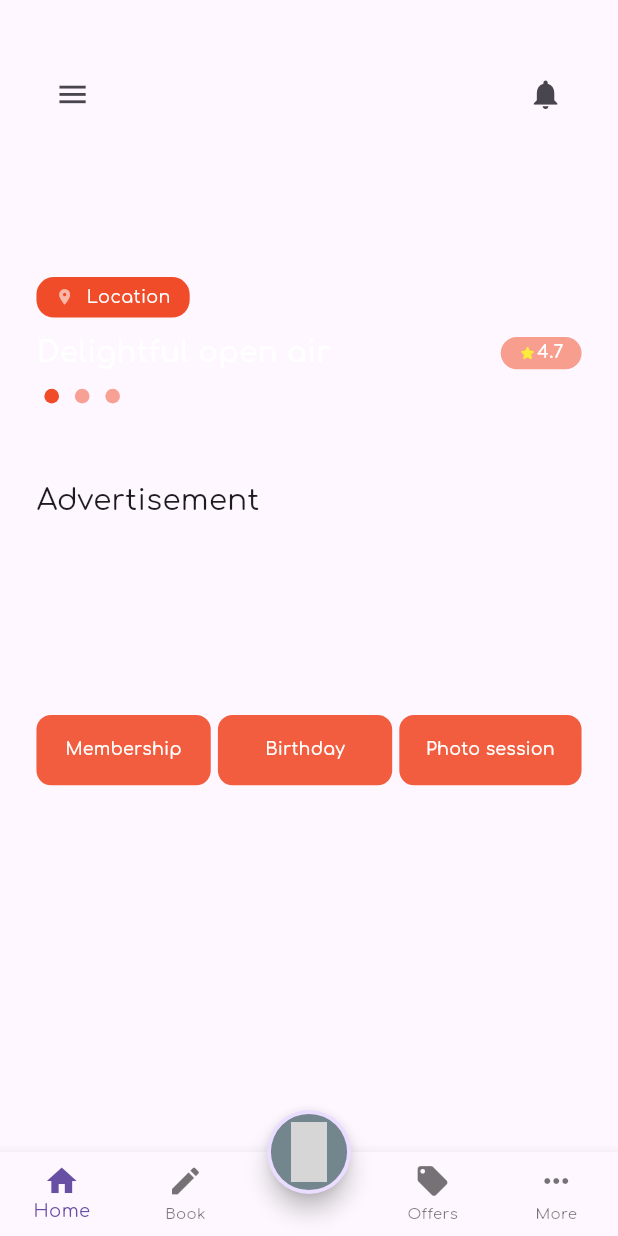
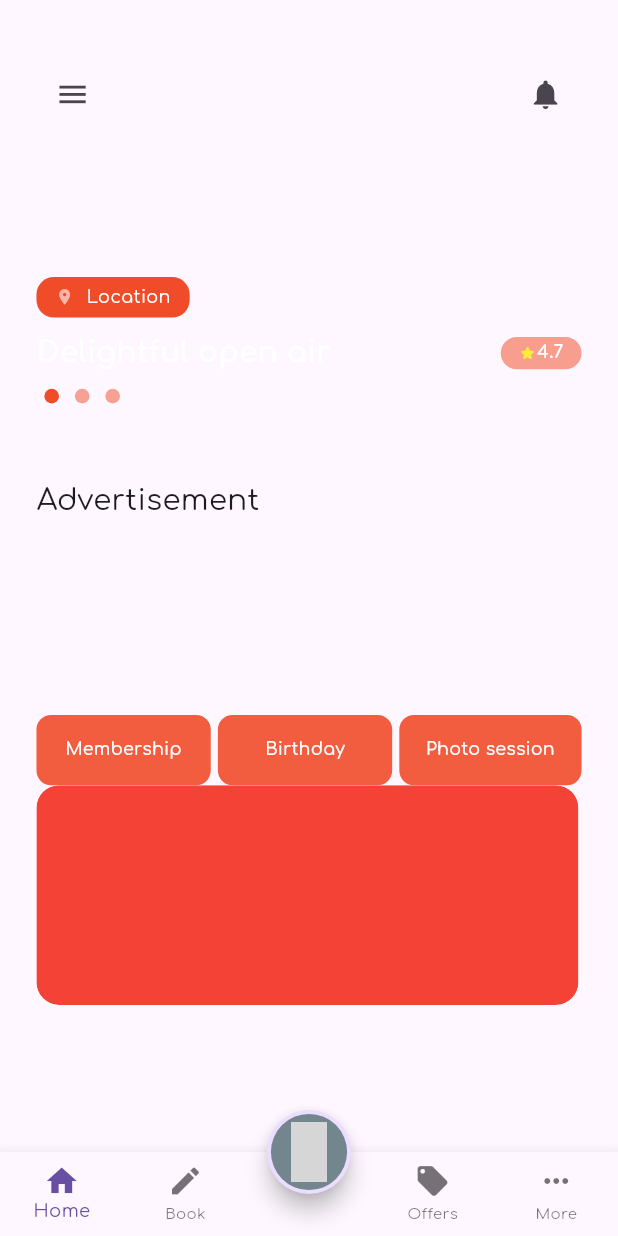
Before and after one commit to AhmedYasserww/shaghaf_app, a Flutter app: the HomeView screen opened by its route, after a tap on the "menu" icon, after a tap on the "notifications" icon, on a phone screen of 412 x 824 dp. Run offline on Flutter 3.47's test engine with Material 3 defaults, Android fonts, the light colour scheme and no system bars; drawn by our look-alikes of carousel_slider; our stand-ins replace flutter_otp_text_field, flutter_screenutil, flutter_svg, go_router, google_fonts; grey boxes are pictures that could not be loaded.

Commit message:
add some of clip path

```diff
--- a/lib/features/home/presentation/views/home_view.dart
+++ b/lib/features/home/presentation/views/home_view.dart
@@ -8,7 +8,7 @@ class HomeView extends StatelessWidget {
   const HomeView({super.key});
   @override
   Widget build(BuildContext context) {
-    return  Scaffold(
+    return  const Scaffold(
       drawer:CustomDrawerItem(),
         bottomNavigationBar: CustomBottomNavigationBar(),
         floatingActionButtonLocation: FloatingActionButtonLocation.centerDocked,
--- a/lib/features/home/presentation/views/widgets/home_view_widgets/home_view_details.dart
+++ b/lib/features/home/presentation/views/widgets/home_view_widgets/home_view_details.dart
@@ -1,5 +1,6 @@
 import 'package:flutter/material.dart';
 import 'package:flutter_screenutil/flutter_screenutil.dart';
+import 'package:shagaf/core/utils/assets.dart';
 import 'package:shagaf/core/utils/styles.dart';
 import 'package:shagaf/core/widgets/custom_indicator.dart';
 import 'home_view_advertisments_list.dart';
@@ -44,7 +45,6 @@ class HomeViewDetails extends StatelessWidget {
           SizedBox(
             height: 52.h,
           ),
-
           Text(
             "Advertisement",
             style: Styles.textStyle20.copyWith(fontWeight: FontWeight.w400),
@@ -55,8 +55,61 @@ class HomeViewDetails extends StatelessWidget {
           ),
           const HomeViewRowButtons(),
 
+          // ClipPath added here
+          ClipPath(
+            clipper: CustomClipperPath(),
+            child: Container(
+              height: 150.h,
+              width: 342.w,
+              color: Colors.grey[200], // لون الخلفية
+              child: CustomPaint(
+                size: Size(342.w, 150.h),
+                painter: RPSCustomPainter(), // إذا كنت تحتاج لرسم شيء فوق الخلفية
+              ),
+            ),
+          ),
         ],
       ),
     );
   }
 }
+
+class CustomClipperPath extends CustomClipper<Path> {
+  @override
+  Path getClip(Size size) {
+    var path = Path();
+    final borderRadius = Radius.circular(15); // نصف القطر لجميع الزوايا
+
+    path.addRRect(
+      RRect.fromRectAndRadius(
+        Rect.fromLTWH(0, 0, size.width, size.height), // تحديد المستطيل
+        borderRadius,
+      ),
+    );
+
+    return path;
+  }
+
+  @override
+  bool shouldReclip(covariant CustomClipper<Path> oldClipper) {
+    return false;
+  }
+}
+class RPSCustomPainter extends CustomPainter {
+  @override
+  void paint(Canvas canvas, Size size) {
+    Paint paint = Paint()..style = PaintingStyle.fill;
+    paint.color = Colors.red.withOpacity(1.0);
+    RRect rRect = RRect.fromRectAndRadius(
+      Rect.fromLTWH(0, 0, size.width, size.height),
+      Radius.circular(15), // نصف القطر
+    );
+
+    canvas.drawRRect(rRect, paint);
+  }
+
+  @override
+  bool shouldRepaint(covariant CustomPainter oldDelegate) {
+    return false;
+  }
+}
--- a/lib/features/home/presentation/views/widgets/room_details_view_widgets/room_details_view_bottom_section.dart
+++ b/lib/features/home/presentation/views/widgets/room_details_view_widgets/room_details_view_bottom_section.dart
@@ -69,6 +69,7 @@ class RoomDetailsViewBottomSection extends StatelessWidget {
 
   void _showSelectPlanBottomSheet(BuildContext context) {
     showModalBottomSheet(
+      useSafeArea: true,
       context: context,
       backgroundColor: Colors.transparent,
       builder: (BuildContext context) {
--- a/lib/features/home/presentation/views/widgets/room_details_view_widgets/select_plan_bottom_sheet.dart
+++ b/lib/features/home/presentation/views/widgets/room_details_view_widgets/select_plan_bottom_sheet.dart
@@ -30,7 +30,7 @@ class _SelectPlanBottomSheetState extends State<SelectPlanBottomSheet> {
   Widget build(BuildContext context) {
     return Container(
       width: double.infinity,
-      height: 272.h, // Fixed height as per your requirement
+      height: 278.h,
       decoration: BoxDecoration(
         color: Colors.white,
         borderRadius: BorderRadius.vertical(top: Radius.circular(24.r)),
```
Also changed, not shown: lib/features/home/data/models/drawer_item_model.dart (line endings or trailing spaces).
